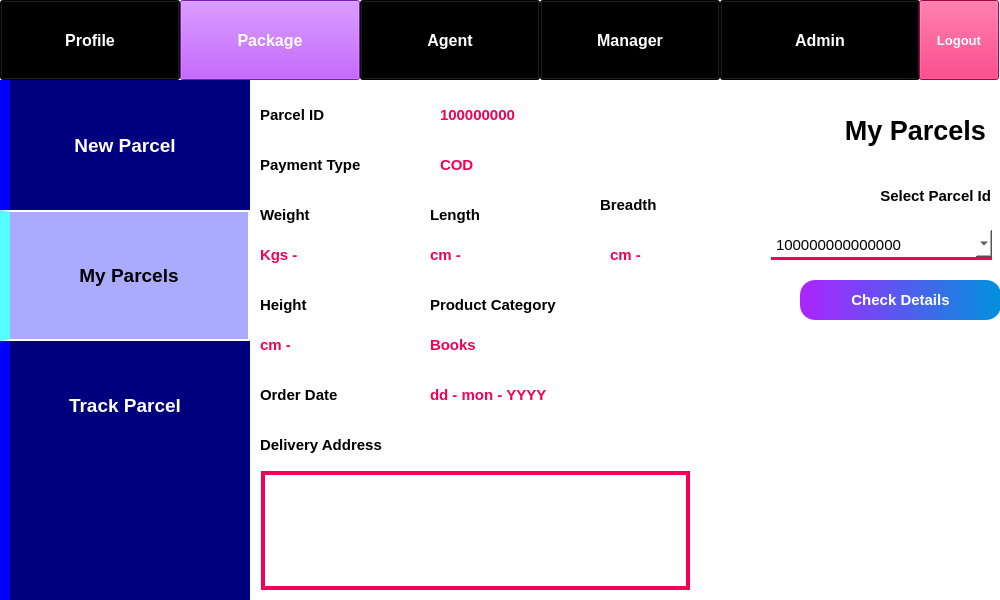
Old version of the form pages/my parcels.ui in the repository AsutoshPati/Parcel-Management-System.
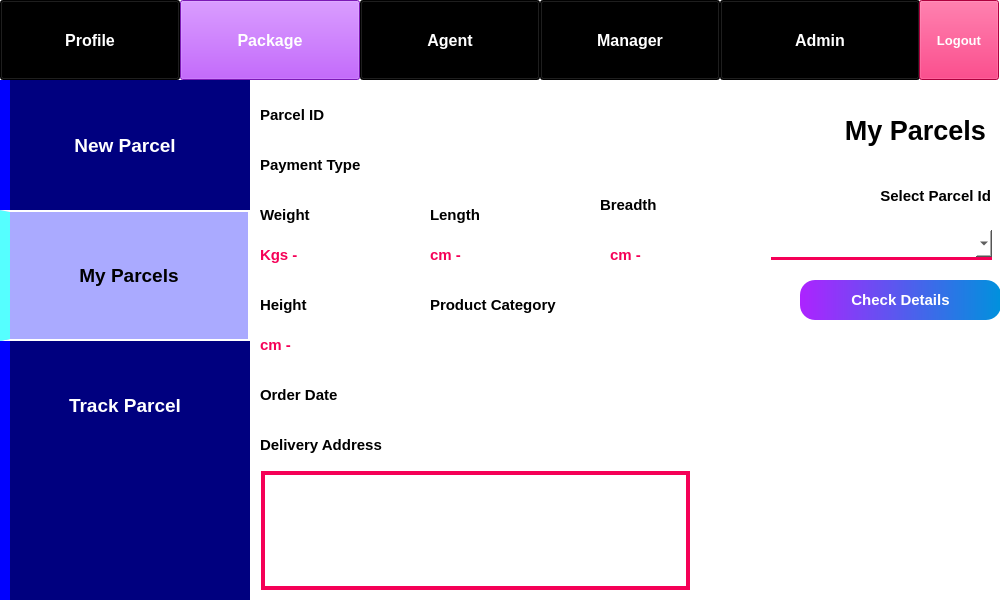
New version of the form. Icons and pictures are not drawn.

Patch:
```diff
--- a/pages/my parcels.ui
+++ b/pages/my parcels.ui
@@ -352,11 +352,6 @@
      <string notr="true">border: none;
 border-bottom: 3px solid rgb(245, 0, 87);</string>
     </property>
-    <item>
-     <property name="text">
-      <string>100000000000000</string>
-     </property>
-    </item>
    </widget>
    <widget class="QLabel" name="label_4">
     <property name="geometry">
@@ -421,7 +416,7 @@
      <string notr="true">color: rgb(245, 0, 87);</string>
     </property>
     <property name="text">
-     <string>100000000</string>
+     <string/>
     </property>
    </widget>
    <widget class="QLabel" name="label_7">
@@ -676,7 +671,7 @@
      <string notr="true">color: rgb(245, 0, 87);</string>
     </property>
     <property name="text">
-     <string>Books</string>
+     <string/>
     </property>
    </widget>
    <widget class="QLabel" name="label_19">
@@ -719,7 +714,7 @@
      <string notr="true">color: rgb(245, 0, 87);</string>
     </property>
     <property name="text">
-     <string>dd - mon - YYYY</string>
+     <string/>
     </property>
    </widget>
    <widget class="QTextBrowser" name="textBrowser">
@@ -761,7 +756,7 @@
      <string notr="true">color: rgb(245, 0, 87);</string>
     </property>
     <property name="text">
-     <string>COD</string>
+     <string/>
     </property>
    </widget>
   </widget>
```
